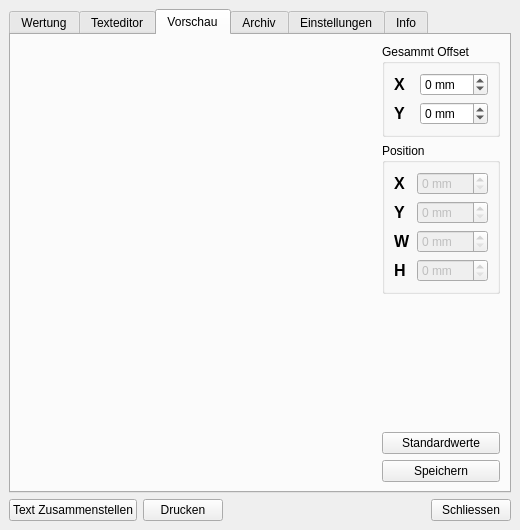
str4el/grading, file mainwindow.ui: the form before one commit.
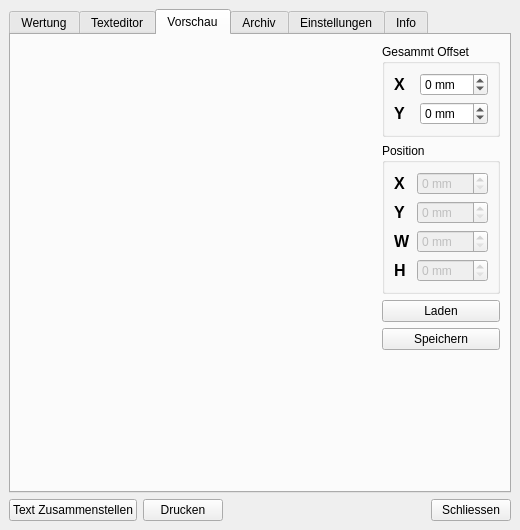
The form after the commit. The open tabs and pages were chosen to show the change. Custom widgets are drawn as their Qt base class.

Commit message: Layout daten Laden und Speichern implementiert

What changed in the file:
```diff
--- a/mainwindow.ui
+++ b/mainwindow.ui
@@ -1181,6 +1181,20 @@
             </layout>
            </widget>
           </item>
+          <item>
+           <widget class="QPushButton" name="layoutLoadButton">
+            <property name="text">
+             <string>Laden</string>
+            </property>
+           </widget>
+          </item>
+          <item>
+           <widget class="QPushButton" name="layoutSaveButton">
+            <property name="text">
+             <string>Speichern</string>
+            </property>
+           </widget>
+          </item>
           <item>
            <spacer name="verticalSpacer_2">
             <property name="orientation">
@@ -1194,20 +1208,6 @@
             </property>
            </spacer>
           </item>
-          <item>
-           <widget class="QPushButton" name="layoutDefaultsButton">
-            <property name="text">
-             <string>Standardwerte</string>
-            </property>
-           </widget>
-          </item>
-          <item>
-           <widget class="QPushButton" name="layoutSaveButton">
-            <property name="text">
-             <string>Speichern</string>
-            </property>
-           </widget>
-          </item>
          </layout>
         </item>
        </layout>
```
Left out of the diff: 2 changed lines with no effect on the pictures. The commit also changes 3 other files.
